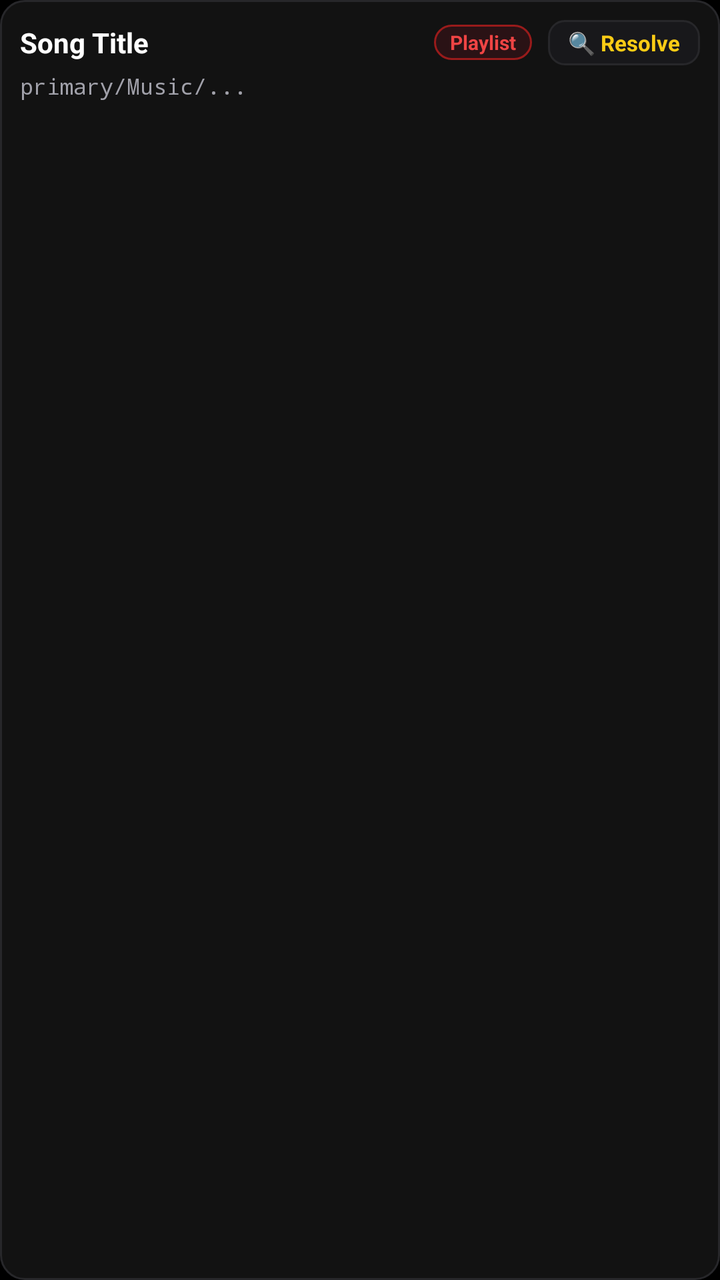
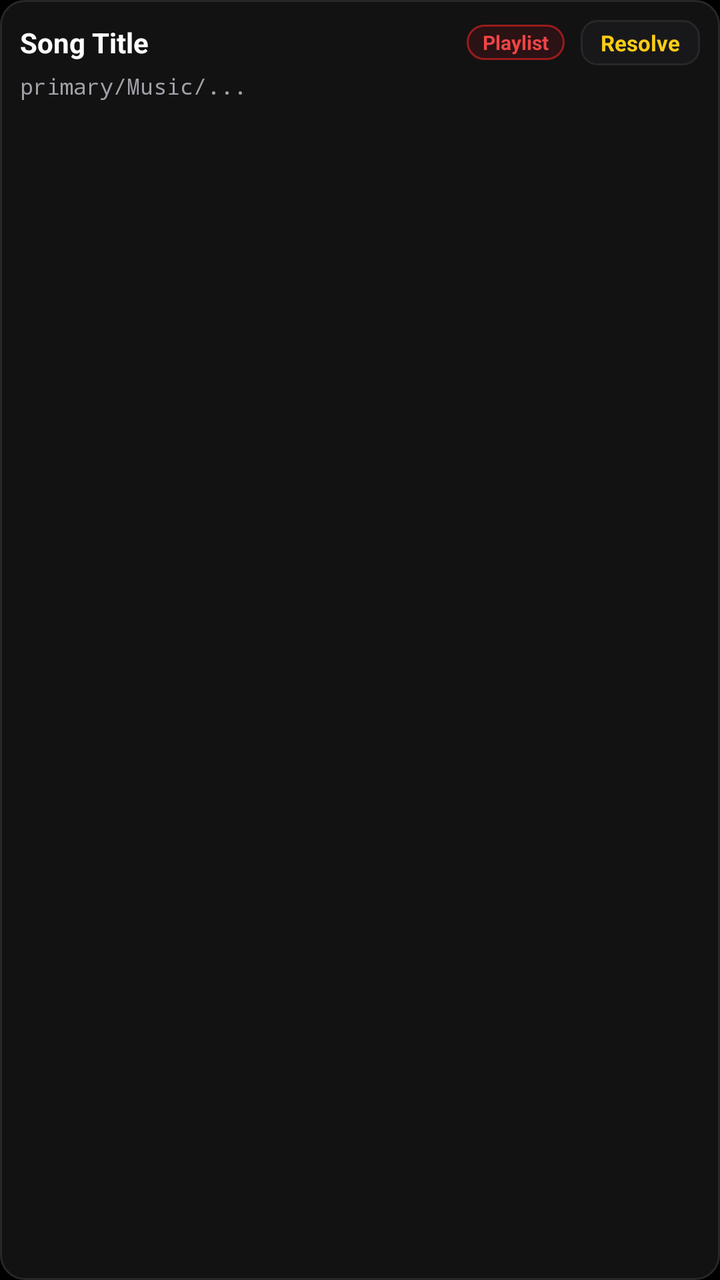

Before-and-after screenshots of an Android layout around one commit, followed by the original layout XML and the change that was made.
<!-- AndroidManifest.xml: application theme Theme.AndroidMusicSync -->
<!-- res/layout/item_absent_song.xml -->
<?xml version="1.0" encoding="utf-8"?>
<LinearLayout xmlns:android="http://schemas.android.com/apk/res/android"
    android:layout_width="match_parent"
    android:layout_height="wrap_content"
    android:layout_marginStart="8dp"
    android:layout_marginTop="3dp"
    android:layout_marginEnd="8dp"
    android:layout_marginBottom="3dp"
    android:background="@drawable/bg_card"
    android:orientation="vertical"
    android:padding="10dp">

    
    <LinearLayout
        android:layout_width="match_parent"
        android:layout_height="wrap_content"
        android:gravity="center_vertical"
        android:orientation="horizontal">

        <TextView
            android:id="@+id/tv_absent_title"
            android:layout_width="0dp"
            android:layout_height="wrap_content"
            android:layout_weight="1"
            android:ellipsize="end"
            android:maxLines="1"
            android:text="Song Title"
            android:textColor="@color/text_primary"
            android:textSize="14sp"
            android:textStyle="bold" />

        <TextView
            android:id="@+id/tv_absent_playlist"
            android:layout_width="wrap_content"
            android:layout_height="wrap_content"
            android:layout_marginStart="6dp"
            android:background="@drawable/bg_badge_red"
            android:ellipsize="end"
            android:maxLines="1"
            android:paddingStart="8dp"
            android:paddingTop="2dp"
            android:paddingEnd="8dp"
            android:paddingBottom="2dp"
            android:text="Playlist"
            android:textColor="@color/status_offline"
            android:textSize="10sp"
            android:textStyle="bold" />

        <TextView
            android:id="@+id/btn_absent_resolve"
            android:layout_width="wrap_content"
            android:layout_height="wrap_content"
            android:layout_marginStart="8dp"
            android:background="@drawable/bg_button_dark"
            android:paddingStart="10dp"
            android:paddingTop="4dp"
            android:paddingEnd="10dp"
            android:paddingBottom="4dp"
            android:text="🔍 Resolve"
            android:textColor="@color/yellow_primary"
            android:textSize="11sp"
            android:textStyle="bold"
            android:clickable="true"
            android:focusable="true" />

    </LinearLayout>

    
    <TextView
        android:id="@+id/tv_absent_path"
        android:layout_width="match_parent"
        android:layout_height="wrap_content"
        android:layout_marginTop="3dp"
        android:ellipsize="middle"
        android:fontFamily="monospace"
        android:maxLines="1"
        android:text="primary/Music/..."
        android:textColor="@color/text_secondary"
        android:textSize="11sp" />

    
    <LinearLayout
        android:id="@+id/layout_resolve_panel"
        android:layout_width="match_parent"
        android:layout_height="wrap_content"
        android:layout_marginTop="8dp"
        android:orientation="vertical"
        android:visibility="gone">

        <TextView
            android:id="@+id/tv_resolve_status"
            android:layout_width="match_parent"
            android:layout_height="wrap_content"
            android:text="Searching..."
            android:textColor="@color/text_secondary"
            android:textSize="11sp"
            android:paddingBottom="4dp" />

        
        <LinearLayout
            android:id="@+id/container_resolve_matches"
            android:layout_width="match_parent"
            android:layout_height="wrap_content"
            android:orientation="vertical" />

    </LinearLayout>

</LinearLayout>
<!-- resources referenced by this layout -->
<resources>
  <color name="status_offline">#EF4444</color>
  <color name="text_primary">#FFFFFF</color>
  <color name="text_secondary">#A1A1AA</color>
  <color name="yellow_primary">#FACC15</color>
  <!-- drawable bg_badge_red (drawable) -->
  <?xml version="1.0" encoding="utf-8"?>
  <shape xmlns:android="http://schemas.android.com/apk/res/android"
      android:shape="rectangle">
      <solid android:color="#2A1215" />
      <corners android:radius="16dp" />
      <stroke
          android:width="1dp"
          android:color="#991B1B" />
  </shape>
  <!-- drawable bg_button_dark (drawable) -->
  <?xml version="1.0" encoding="utf-8"?>
  <ripple xmlns:android="http://schemas.android.com/apk/res/android"
      android:color="#20FFFFFF">
      <item>
          <shape android:shape="rectangle">
              <solid android:color="@color/card_hover" />
              <corners android:radius="8dp" />
              <stroke
                  android:width="1dp"
                  android:color="@color/card_stroke" />
          </shape>
      </item>
  </ripple>
  <!-- drawable bg_card (drawable) -->
  <?xml version="1.0" encoding="utf-8"?>
  <shape xmlns:android="http://schemas.android.com/apk/res/android"
      android:shape="rectangle">
      <solid android:color="@color/card_dark" />
      <corners android:radius="12dp" />
      <stroke
          android:width="1dp"
          android:color="@color/card_stroke" />
  </shape>
  <style name="Theme.AndroidMusicSync" parent="Theme.MaterialComponents.NoActionBar">
          <item name="colorPrimary">@color/yellow_primary</item>
          <item name="colorPrimaryVariant">@color/yellow_dark</item>
          <item name="colorOnPrimary">@color/black</item>
  
          <item name="colorSecondary">@color/yellow_primary</item>
          <item name="colorSecondaryVariant">@color/yellow_dark</item>
          <item name="colorOnSecondary">@color/black</item>
  
          <item name="android:statusBarColor">@color/bg_dark</item>
          <item name="android:navigationBarColor">@color/bg_dark</item>
          <item name="android:windowBackground">@color/bg_dark</item>
  
          <item name="android:windowLightStatusBar" tools:targetApi="m">false</item>
      </style>
  <color name="card_hover">#18181B</color>
  <color name="card_stroke">#27272A</color>
  <color name="card_dark">#121212</color>
  <color name="yellow_dark">#EAB308</color>
  <color name="black">#000000</color>
  <color name="bg_dark">#000000</color>
</resources>

<!-- the commit's change to res/layout/item_absent_song.xml (unified diff, before → after) -->
@@ -52,16 +52,17 @@
             android:layout_height="wrap_content"
             android:layout_marginStart="8dp"
             android:background="@drawable/bg_button_dark"
+            android:clickable="true"
+            android:focusable="true"
+            android:gravity="center_vertical"
             android:paddingStart="10dp"
             android:paddingTop="4dp"
             android:paddingEnd="10dp"
             android:paddingBottom="4dp"
-            android:text="🔍 Resolve"
+            android:text="Resolve"
             android:textColor="@color/yellow_primary"
             android:textSize="11sp"
-            android:textStyle="bold"
-            android:clickable="true"
-            android:focusable="true" />
+            android:textStyle="bold" />
 
     </LinearLayout>
 
